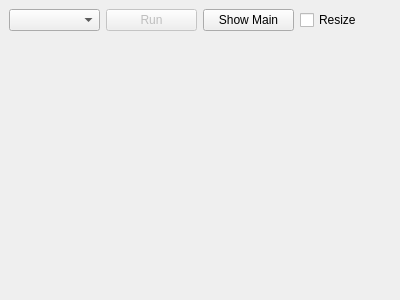
Before: the Qt Designer form minitool.ui in zhengran14/SwitchGamepad, drawn with Qt 5.
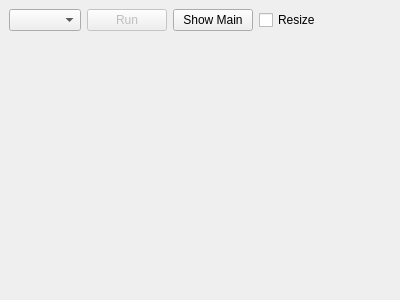
After: the same form once the commit is applied.

```diff
--- a/minitool.ui
+++ b/minitool.ui
@@ -44,6 +44,19 @@
         </property>
        </widget>
       </item>
+      <item>
+       <spacer name="horizontalSpacer">
+        <property name="orientation">
+         <enum>Qt::Horizontal</enum>
+        </property>
+        <property name="sizeHint" stdset="0">
+         <size>
+          <width>40</width>
+          <height>20</height>
+         </size>
+        </property>
+       </spacer>
+      </item>
      </layout>
     </item>
     <item>
```
